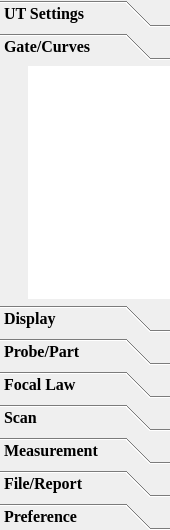
First picture: the form in ui/menuwidget/firstsecondmenuwidget.ui, repository 15903016222/Voice, before the edit.
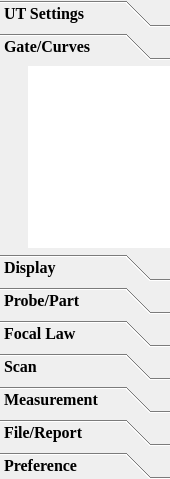
Second picture: the form after the edit. Icons and pictures are not drawn.

Commit message: 修改：主菜单调整高度，常用菜单按钮文件位置更改

```diff
--- a/ui/menuwidget/firstsecondmenuwidget.ui
+++ b/ui/menuwidget/firstsecondmenuwidget.ui
@@ -7,7 +7,7 @@
     <x>0</x>
     <y>0</y>
     <width>170</width>
-    <height>530</height>
+    <height>479</height>
    </rect>
   </property>
   <property name="windowTitle">
@@ -154,7 +154,7 @@
            <x>0</x>
            <y>0</y>
            <width>170</width>
-           <height>233</height>
+           <height>182</height>
           </rect>
          </property>
          <attribute name="label">
```
Left out of the diff: 16 changed lines with no effect on the pictures. The commit also changes 5 other files.
